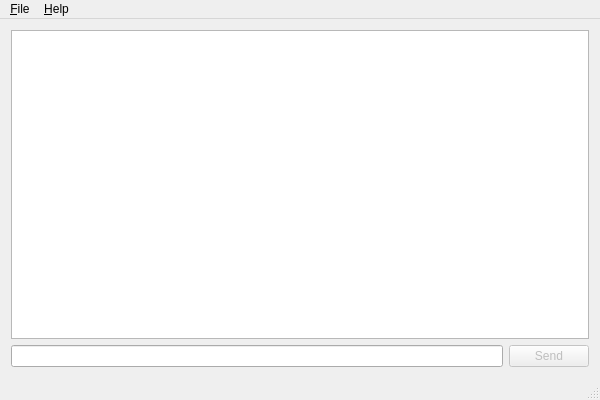
Above: jmesquita/fsgui/fs_gui.ui from freeswitch/freeswitch-contrib before the change. Below: the same form after it.
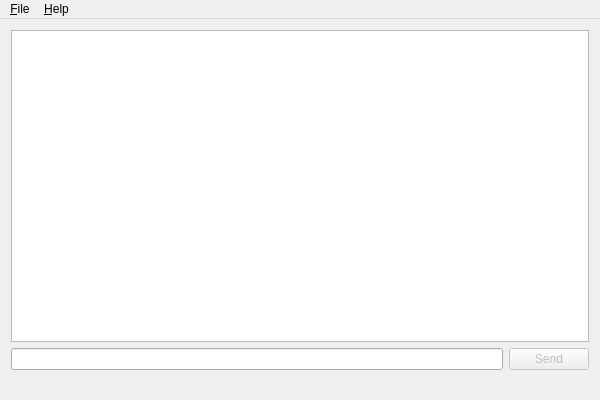
That is the form after the change.

Diff of the .ui file:
```diff
--- a/jmesquita/fsgui/fs_gui.ui
+++ b/jmesquita/fsgui/fs_gui.ui
@@ -78,7 +78,11 @@
    <addaction name="menuFile"/>
    <addaction name="menuHelp"/>
   </widget>
-  <widget class="QStatusBar" name="statusBar"/>
+  <widget class="QStatusBar" name="statusBar">
+   <property name="sizeGripEnabled">
+    <bool>false</bool>
+   </property>
+  </widget>
   <action name="actionQuit">
    <property name="text">
     <string>&amp;Quit</string>
```
